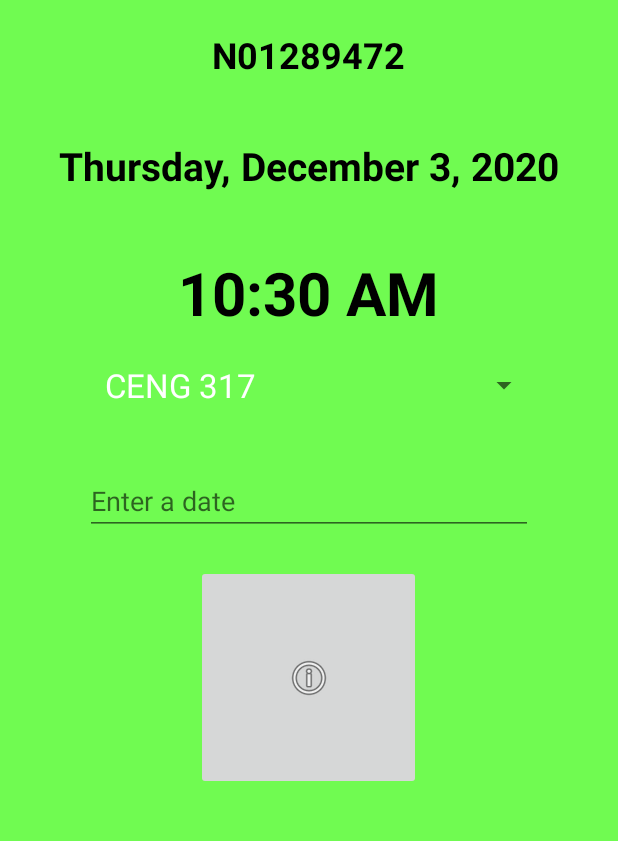
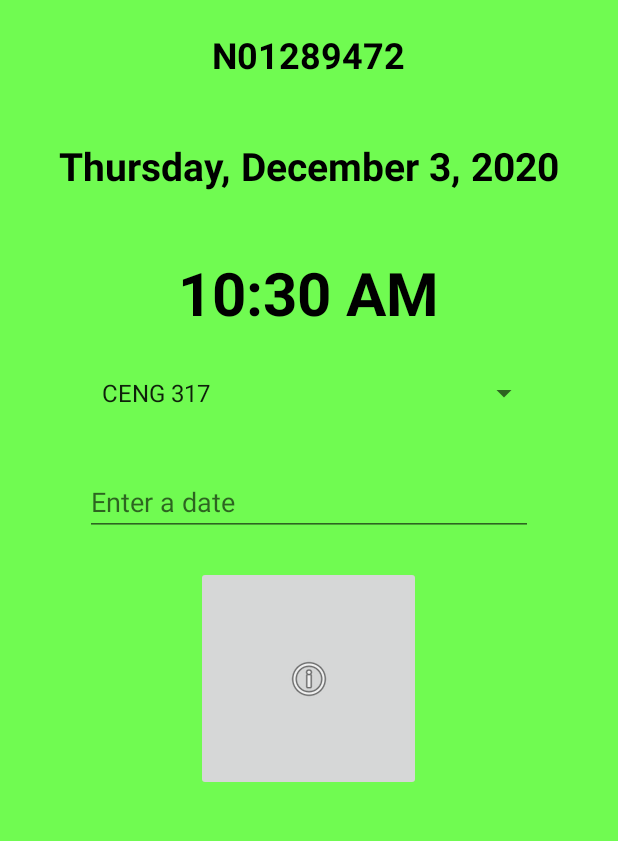
Before and after one commit to RajkumarPatel28/RajkumarPatelAssign3, an Android app: the screen it shows after launch (RajkumarActivity), on a phone screen of 412 x 824 dp, the part 193-1034 px from its top. Run offline under Robolectric (Android 15) with nearby library versions, the phone set to English and light mode, and no system bars; our stand-ins replace navigation-ui.

Commit message:
RaHome Activity
- Fixed bug that prevented the selections of course to appear when image button was clicked

```diff
--- a/rajkumarlab3/src/main/java/rajkumar/patel/n01289472/ui/home/RaHome.java
+++ b/rajkumarlab3/src/main/java/rajkumar/patel/n01289472/ui/home/RaHome.java
@@ -34,7 +34,6 @@ public class RaHome extends Fragment implements AdapterView.OnItemSelectedListen
 
     Spinner rajSp;
     TextView rajDate;
-    String[] coursesList;
     EditText rajDateEt;
     ImageButton rajImageBtn;
 
@@ -51,13 +50,11 @@ public class RaHome extends Fragment implements AdapterView.OnItemSelectedListen
         rajDate = view.findViewById(R.id.rajDate);
         rajDate.setText(currentdate);
 
-        coursesList = getResources().getStringArray(R.array.course_list);
-
         rajSp = view.findViewById(R.id.rajSp);
-        ArrayAdapter<String> adapter = new ArrayAdapter<>(getContext(), android.R.layout.browser_link_context_header, getResources().getStringArray(R.array.course_list));
-
+        ArrayAdapter<CharSequence> adapter = ArrayAdapter.createFromResource(getContext(),R.array.course_list, android.R.layout.simple_spinner_item);
         adapter.setDropDownViewResource(android.R.layout.simple_spinner_dropdown_item);
         rajSp.setAdapter(adapter);
+        rajSp.setOnItemSelectedListener(this);
 
         rajDateEt = view.findViewById(R.id.rajDateEt);
         rajDateEt.setOnClickListener(new View.OnClickListener() {
--- a/rajkumarlab3/src/main/res/layout/ra_home.xml
+++ b/rajkumarlab3/src/main/res/layout/ra_home.xml
@@ -48,7 +48,7 @@
     <Spinner
         android:id="@+id/rajSp"
         android:layout_width="300dip"
-        android:layout_height="wrap_content"
+        android:layout_height="40dip"
         android:layout_marginTop="20dip"
         android:layout_marginStart="60dip"/>
 
@@ -57,7 +57,7 @@
         android:layout_width="wrap_content"
         android:layout_height="wrap_content"
         android:layout_gravity="center"
-        android:layout_marginTop="40dip"
+        android:layout_marginTop="30dip"
         android:ems="14"
         android:focusable="false"
         android:hint="@string/ra_home_ethint"
--- a/rajkumarlab3/src/main/res/values/strings.xml
+++ b/rajkumarlab3/src/main/res/values/strings.xml
@@ -17,8 +17,8 @@
     <string name="ra_home_ethint">Enter a date</string>
     <string name="fullname_tv">Rajkumar Patel</string>
     <string name="studentid_tv">N01289472</string>
-    <string name="course_selected">Course Selected</string>
-    <string name="date_selected">Date Selected</string>
+    <string name="course_selected">The course you have selected:\n</string>
+    <string name="date_selected">\n\nThe date you have selected:\n</string>
     <string name="dialog_messageok">Ok</string>
     <string name="firstname_tv">Rajkumar</string>
     <string name="lastname_tv">Patel</string>
```
